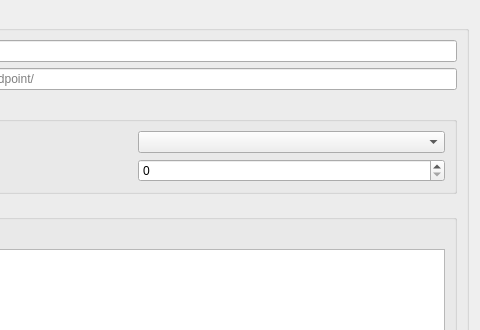
First picture: the form in src/qgis_stac/ui/connection_dialog.ui, repository stac-utils/qgis-stac-plugin, before the edit; both pictures show x 216 to 696 and y 0 to 330 of the 696 by 633 pixel window.
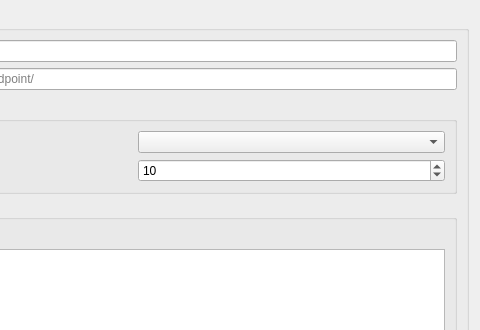
Second picture: the form after the edit. Custom widgets are drawn as their Qt base class.

Commit message: updated connection page_size default, minimum and maximu values

```diff
--- a/src/qgis_stac/ui/connection_dialog.ui
+++ b/src/qgis_stac/ui/connection_dialog.ui
@@ -164,7 +164,17 @@
             </widget>
            </item>
            <item>
-            <widget class="QgsSpinBox" name="page_size"/>
+            <widget class="QgsSpinBox" name="page_size">
+             <property name="minimum">
+              <number>1</number>
+             </property>
+             <property name="maximum">
+              <number>10000</number>
+             </property>
+             <property name="value">
+              <number>10</number>
+             </property>
+            </widget>
            </item>
           </layout>
          </item>
```
